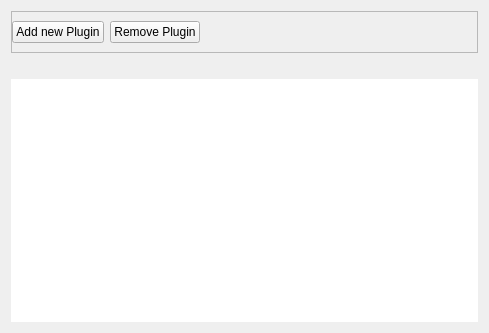
Above: src/conan_app_launcher/ui/views/plugins_manager/plugins.ui from goszpeti/conan_explorer before the change. Below: the same form after it.
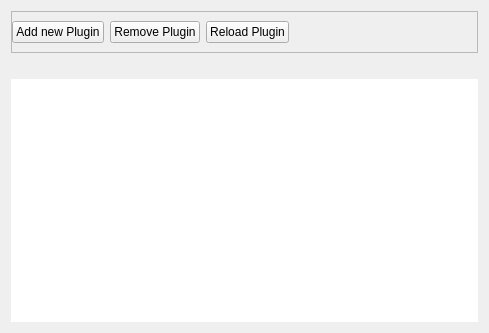
That is the form after the change. Icons and pictures are not drawn.

Commit message: * Add BUILT_IN_PLUGIN constant * Major overhaul in plugin load, unload and add reload * Fix built-in plugin loading for invalid path * Add hot reload for plugins

Patch:
```diff
--- a/src/conan_app_launcher/ui/views/plugins_manager/plugins.ui
+++ b/src/conan_app_launcher/ui/views/plugins_manager/plugins.ui
@@ -54,7 +54,14 @@
        </widget>
       </item>
       <item>
-       <spacer name="horizontalSpacer">
+       <widget class="QPushButton" name="reload_plugin_button">
+        <property name="text">
+         <string>Reload Plugin</string>
+        </property>
+       </widget>
+      </item>
+      <item>
+       <spacer name="buttons_spacer">
         <property name="orientation">
          <enum>Qt::Horizontal</enum>
         </property>
```
The commit also changes 14 other files.
